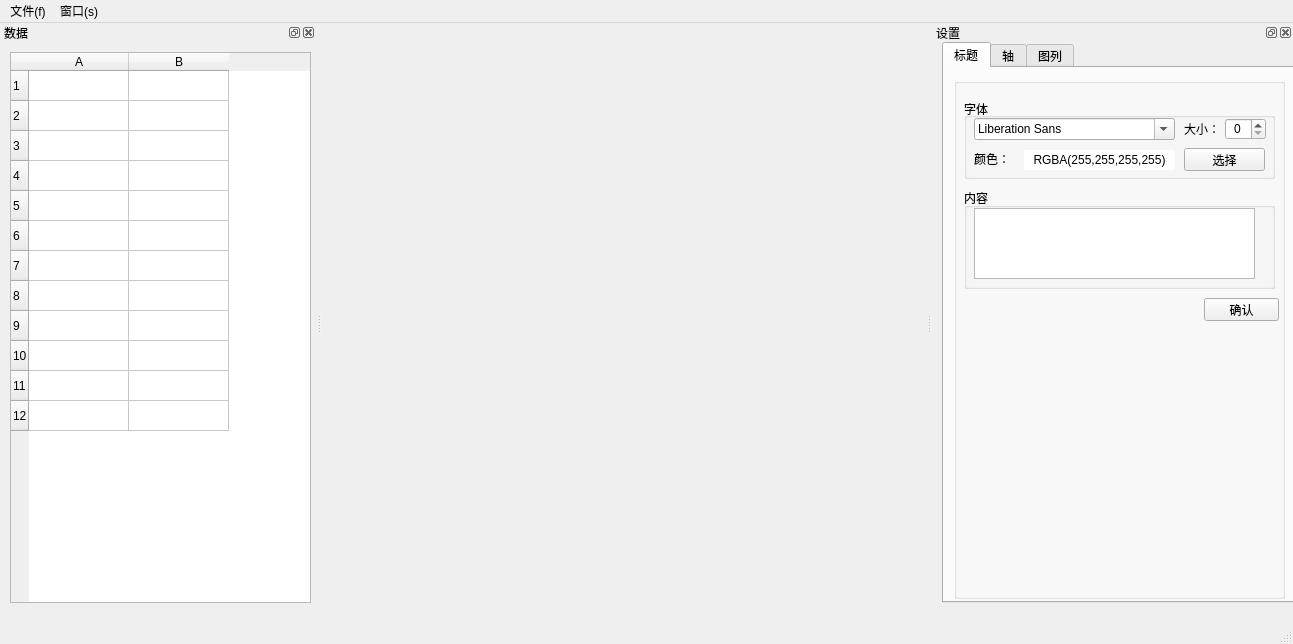
Above: MyPlot/app.ui from long-wenchang/myPlot before the change. Below: the same form after it.
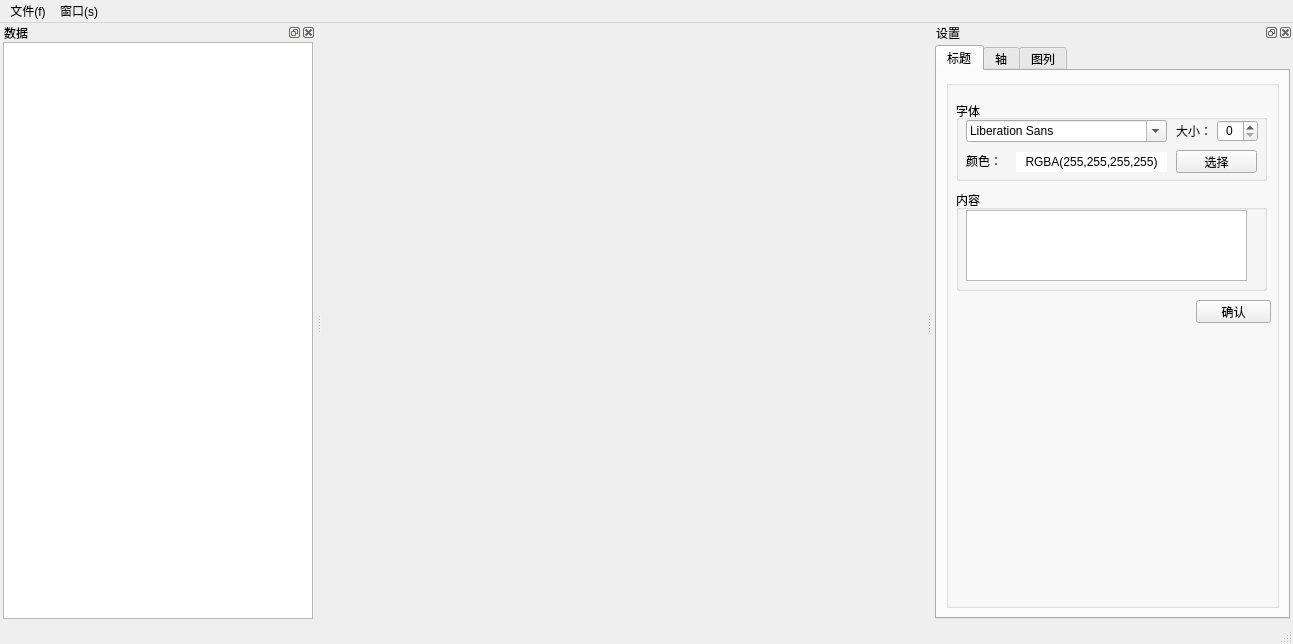
That is the form after the change. The open tabs and pages were chosen to show the change. Icons and pictures are not drawn. Custom widgets are drawn as their Qt base class.

What changed in the file:
```diff
--- a/MyPlot/app.ui
+++ b/MyPlot/app.ui
@@ -18,16 +18,11 @@
     <normaloff>:/icon/icon/app.ico</normaloff>:/icon/icon/app.ico</iconset>
   </property>
   <widget class="QWidget" name="centralwidget">
-   <widget class="QCustomPlot" name="customPlot" native="true">
-    <property name="geometry">
-     <rect>
-      <x>10</x>
-      <y>10</y>
-      <width>601</width>
-      <height>571</height>
-     </rect>
-    </property>
-   </widget>
+   <layout class="QHBoxLayout" name="horizontalLayout_2">
+    <item>
+     <widget class="QCustomPlot" name="customPlot" native="true"/>
+    </item>
+   </layout>
   </widget>
   <widget class="QMenuBar" name="menubar">
    <property name="geometry">
@@ -73,109 +68,26 @@
     <number>1</number>
    </attribute>
    <widget class="QWidget" name="dockWidgetContents_data">
-    <widget class="QTableWidget" name="tableWidget_data">
-     <property name="geometry">
-      <rect>
-       <x>10</x>
-       <y>10</y>
-       <width>301</width>
-       <height>551</height>
-      </rect>
+    <layout class="QHBoxLayout" name="horizontalLayout">
+     <property name="spacing">
+      <number>3</number>
      </property>
-     <row>
-      <property name="text">
-       <string>1</string>
-      </property>
-     </row>
-     <row>
-      <property name="text">
-       <string>2</string>
-      </property>
-     </row>
-     <row>
-      <property name="text">
-       <string>3</string>
-      </property>
-     </row>
-     <row>
-      <property name="text">
-       <string>4</string>
-      </property>
-     </row>
-     <row>
-      <property name="text">
-       <string>5</string>
-      </property>
-     </row>
-     <row>
-      <property name="text">
-       <string>6</string>
-      </property>
-     </row>
-     <row>
-      <property name="text">
-       <string>7</string>
-      </property>
-     </row>
-     <row>
-      <property name="text">
-       <string>8</string>
-      </property>
-     </row>
-     <row>
-      <property name="text">
-       <string>9</string>
-      </property>
-     </row>
-     <row>
-      <property name="text">
-       <string>10</string>
-      </property>
-     </row>
-     <row>
-      <property name="text">
-       <string>11</string>
-      </property>
-     </row>
-     <row>
-      <property name="text">
-       <string>12</string>
-      </property>
-     </row>
-     <column>
-      <property name="text">
-       <string>A</string>
-      </property>
-     </column>
-     <column>
-      <property name="text">
-       <string>B</string>
-      </property>
-     </column>
-     <item row="0" column="0">
-      <property name="text">
-       <string/>
-      </property>
-      <property name="background">
-       <brush brushstyle="NoBrush">
-        <color alpha="255">
-         <red>0</red>
-         <green>0</green>
-         <blue>0</blue>
-        </color>
-       </brush>
-      </property>
-      <property name="foreground">
-       <brush brushstyle="NoBrush">
-        <color alpha="255">
-         <red>0</red>
-         <green>0</green>
-         <blue>0</blue>
-        </color>
-       </brush>
-      </property>
+     <property name="leftMargin">
+      <number>3</number>
+     </property>
+     <property name="topMargin">
+      <number>0</number>
+     </property>
+     <property name="rightMargin">
+      <number>3</number>
+     </property>
+     <property name="bottomMargin">
+      <number>3</number>
+     </property>
+     <item>
+      <widget class="QTableWidget" name="tableWidget_data"/>
      </item>
-    </widget>
+    </layout>
    </widget>
   </widget>
   <widget class="QDockWidget" name="dockWidget_setting">
@@ -192,15 +104,24 @@
     <number>2</number>
    </attribute>
    <widget class="QWidget" name="dockWidgetContents_setting">
+    <layout class="QHBoxLayout" name="horizontalLayout_3">
+     <property name="spacing">
+      <number>3</number>
+     </property>
+     <property name="leftMargin">
+      <number>3</number>
+     </property>
+     <property name="topMargin">
+      <number>3</number>
+     </property>
+     <property name="rightMargin">
+      <number>3</number>
+     </property>
+     <property name="bottomMargin">
+      <number>3</number>
+     </property>
+     <item>
     <widget class="QTabWidget" name="tabWidget_setting">
-     <property name="geometry">
-      <rect>
-       <x>10</x>
-       <y>0</y>
-       <width>361</width>
-       <height>561</height>
-      </rect>
-     </property>
      <property name="layoutDirection">
       <enum>Qt::LeftToRight</enum>
      </property>
@@ -208,21 +129,15 @@
       <bool>false</bool>
      </property>
      <property name="currentIndex">
-      <number>2</number>
+        <number>0</number>
      </property>
      <widget class="QWidget" name="tab_plotTitle">
       <attribute name="title">
        <string>标题</string>
       </attribute>
+        <layout class="QHBoxLayout" name="horizontalLayout_4">
+         <item>
       <widget class="QGroupBox" name="groupBox_title">
-       <property name="geometry">
-        <rect>
-         <x>10</x>
-         <y>10</y>
-         <width>331</width>
-         <height>521</height>
-        </rect>
-       </property>
        <property name="title">
         <string/>
        </property>
@@ -360,20 +275,16 @@
         </property>
        </widget>
       </widget>
+         </item>
+        </layout>
      </widget>
      <widget class="QWidget" name="tab_plotAxis">
       <attribute name="title">
        <string>轴</string>
       </attribute>
+        <layout class="QHBoxLayout" name="horizontalLayout_5">
+         <item>
       <widget class="QGroupBox" name="groupBox_axis">
-       <property name="geometry">
-        <rect>
-         <x>10</x>
-         <y>10</y>
-         <width>331</width>
-         <height>521</height>
-        </rect>
-       </property>
        <property name="title">
         <string/>
        </property>
@@ -1266,20 +1177,16 @@
         </widget>
        </widget>
       </widget>
+         </item>
+        </layout>
      </widget>
      <widget class="QWidget" name="tab_plotLegend">
       <attribute name="title">
        <string>图列</string>
       </attribute>
+        <layout class="QHBoxLayout" name="horizontalLayout_6">
+         <item>
       <widget class="QGroupBox" name="groupBox_legend">
-       <property name="geometry">
-        <rect>
-         <x>10</x>
-         <y>10</y>
-         <width>331</width>
-         <height>521</height>
-        </rect>
-       </property>
        <property name="title">
         <string/>
        </property>
@@ -1547,8 +1454,12 @@
         </property>
        </widget>
       </widget>
-     </widget>
-    </widget>
+         </item>
+        </layout>
+       </widget>
+      </widget>
+     </item>
+    </layout>
    </widget>
   </widget>
   <action name="action_open">
```
Lines whose indentation alone changed are shown as unchanged.
